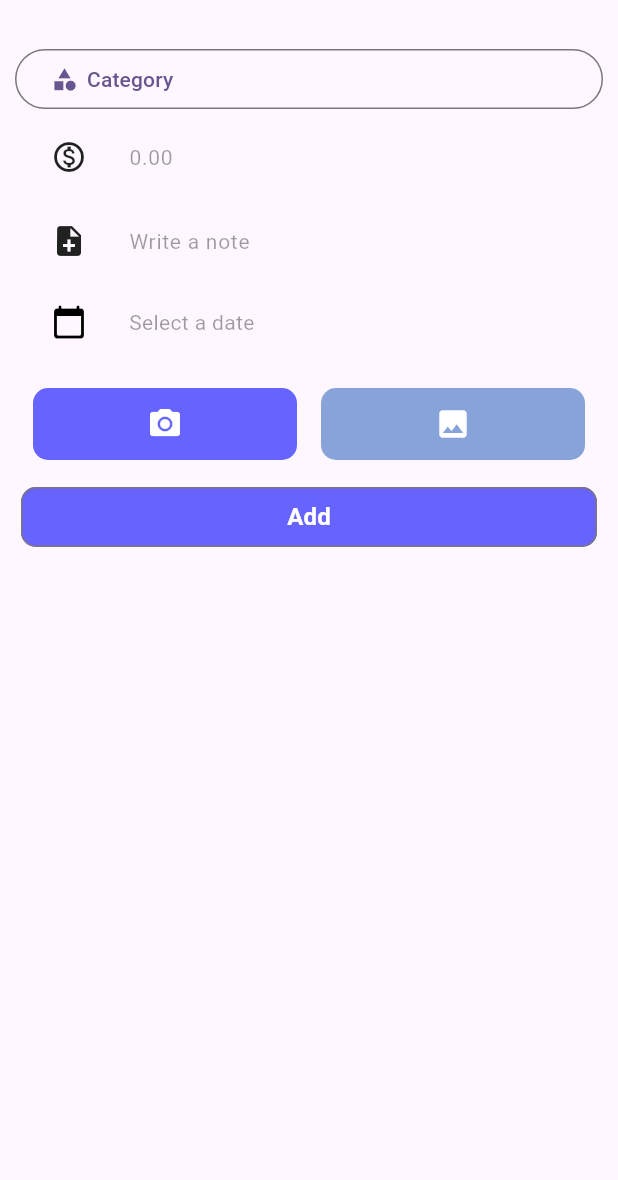
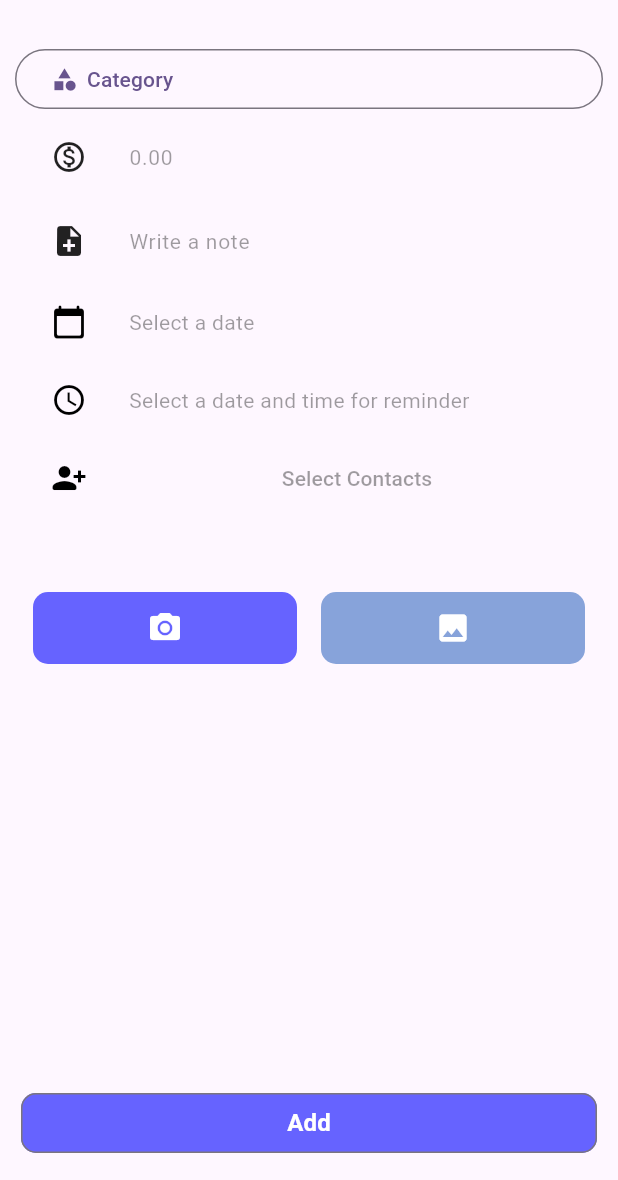
Before and after one commit to RMIT-Budgetly/budgetly, a Flutter app: the screen it shows after launch, on a phone screen of 412 x 824 dp, the part 56-1236 px from its top. Run offline on Flutter 3.47's test engine with Material 3 defaults, Android fonts, the phone set to English and light mode, and no system bars; our stand-ins replace contacts_service, image_picker, permission_handler; missing offline and left inert: dart:ffi.

Commit message:
BGL-31 some minor adjustments to enhance visual

```diff
--- a/lib/components/calendar_button.dart
+++ b/lib/components/calendar_button.dart
@@ -20,6 +20,10 @@ class _CalendarButtonState extends State<CalendarButton> {
 
   @override
   Widget build(BuildContext context) {
+    final hintColor = _chosenDate != null
+        ? Colors.black // Color when date and time are selected
+        : Colors.black38; // Color when date and time are not selected
+
     return Container(
       margin: const EdgeInsets.symmetric(vertical: 2.0, horizontal: 4.0),
       child: Row(
@@ -58,9 +62,9 @@ class _CalendarButtonState extends State<CalendarButton> {
                 _chosenDate != null
                     ? DateFormat('dd-MM-yyyy').format(_chosenDate!).toString()
                     : 'Select a date',
-                style: const TextStyle(
+                style: TextStyle(
                   fontSize: 14,
-                  color: Colors.black38,
+                  color: hintColor,
                 ),
                 textAlign: TextAlign.start,
               ),
--- a/lib/models/category.dart
+++ b/lib/models/category.dart
@@ -1,7 +1,7 @@
 import 'package:flutter/material.dart';
 import 'package:uuid/uuid.dart';
 
-var uuid = Uuid();
+var uuid = const Uuid();
 
 enum Type { Expense, Income, Debts }
 
--- a/lib/pages/add_expenses_page/add_expenses.dart
+++ b/lib/pages/add_expenses_page/add_expenses.dart
@@ -1,6 +1,8 @@
 import "package:flutter/material.dart";
+import "package:personal_finance/components/add_contacts.dart";
 import "package:personal_finance/components/input_field.dart";
 import 'package:personal_finance/components/calendar_button.dart';
+import "package:personal_finance/components/reminder_button.dart";
 import "package:personal_finance/components/select_photo.dart";
 import "package:personal_finance/components/submit_button.dart";
 import 'package:personal_finance/models/category.dart';
@@ -58,8 +60,9 @@ class _AddExpensesPageState extends State<AddExpensesPage> {
           },
         ),
       ),
-      body: SingleChildScrollView(
-        child: Form(
+      body: PageView(
+        children: [
+          Form(
             key: _formKey,
             child: Container(
               margin: const EdgeInsets.all(8.0),
@@ -105,6 +108,24 @@ class _AddExpensesPageState extends State<AddExpensesPage> {
                       CalendarButton(
                         initialDate: DateTime.now(),
                       ),
+                      ReminderButton(
+                        initialDate: DateTime.now(),
+                      ),
+                      AddContactButton(
+                        onContactSelected: (contacts) {
+                          // Handle selected contacts
+                          setState(
+                            () {
+                              for (var contact in contacts) {
+                                '${(contact.displayName)}';
+                              }
+                            },
+                          );
+                        },
+                      ),
+                      const Padding(
+                        padding: EdgeInsets.symmetric(vertical: 16.0),
+                      ),
                       Container(
                         margin: const EdgeInsets.only(top: 8.0),
                         child: const PhotoUploadButton(),
@@ -120,6 +141,7 @@ class _AddExpensesPageState extends State<AddExpensesPage> {
               ),
             ),
           ),
+        ],
       ),
     );
   }
--- a/lib/pages/add_expenses_page/category_picker.dart
+++ b/lib/pages/add_expenses_page/category_picker.dart
@@ -107,9 +107,7 @@ class _CategoryPickerState extends State<CategoryPicker> {
                         onSelectedCategory(categoryByType[index]);
                       },
                       child: Container(
-                        margin: const EdgeInsets.all(
-                          4,
-                        ),
+                        margin: const EdgeInsets.all(8),
                         decoration: BoxDecoration(
                           border: Border.all(
                             width: 0.2,
```
Lines whose indentation alone changed are shown as unchanged.
